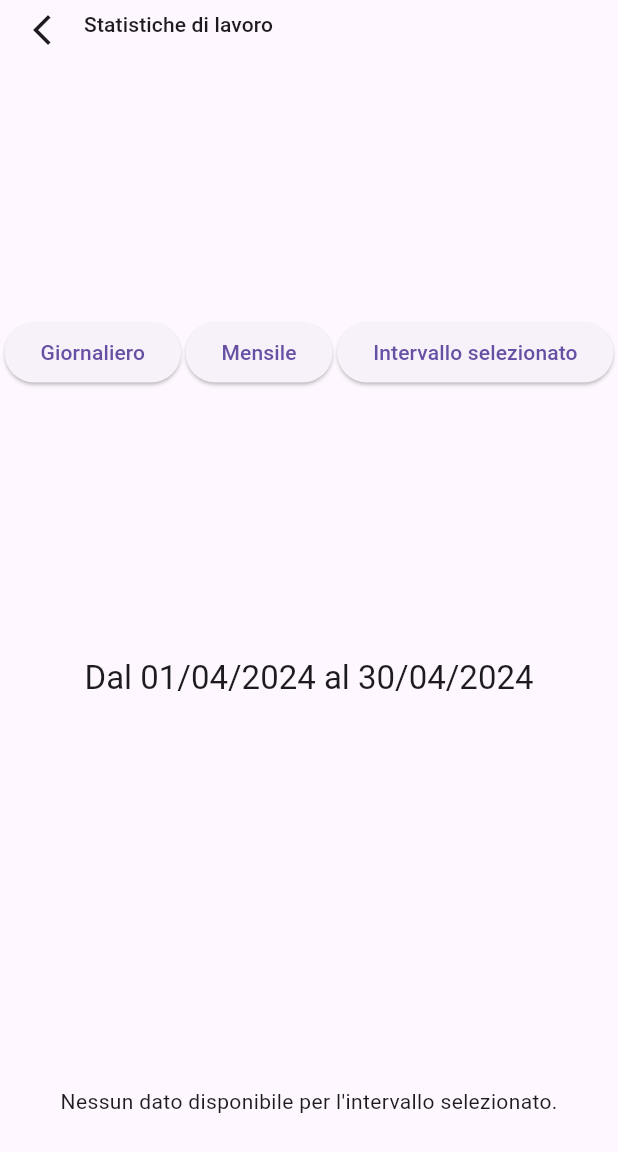
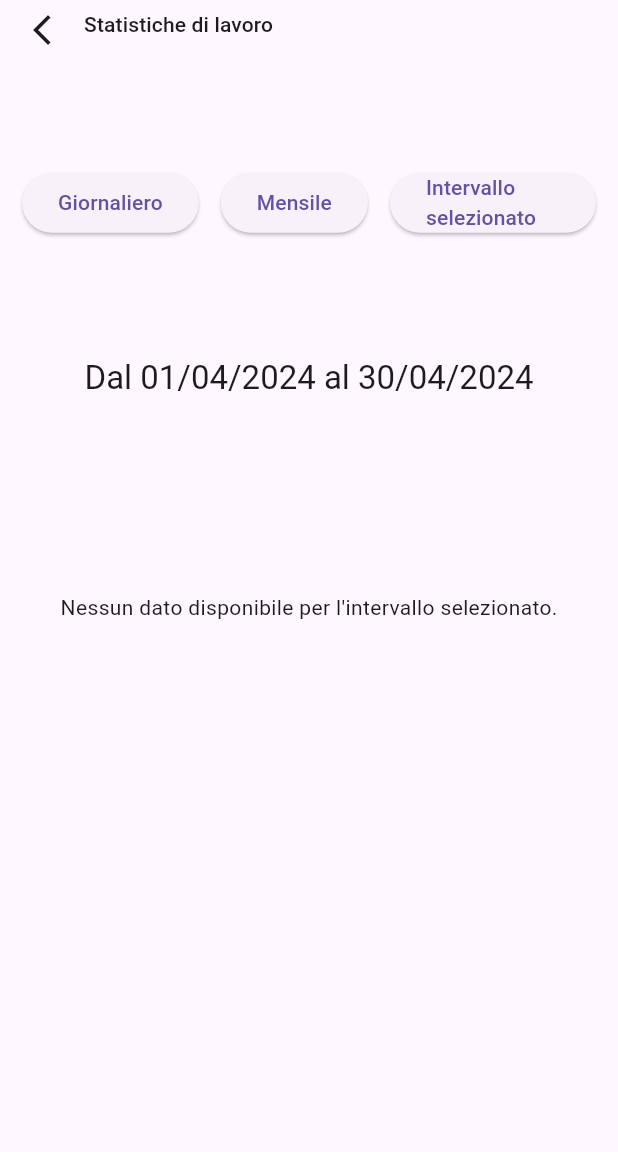
Before and after one commit to neo1777/timetrailblazer, a Flutter app: the WorkStatsScreen screen opened directly, after a tap on "Giornaliero", after a tap on "Mensile", after a tap on "Intervallo selezionato", on a phone screen of 412 x 824 dp. Shown: the top 1152 px of the screen. Run offline on Flutter 3.47's test engine with Material 3 defaults, Android fonts, the light colour scheme and no system bars; drawn by our look-alikes of auto_size_text; our stand-ins replace csv, equatable, file_picker, flutter_bloc, sqflite, sqflite_common_ffi; missing offline and left inert: pine; accounts and stored records are empty.

Commit message:
update final (hope)

```diff
--- a/lib/app.dart
+++ b/lib/app.dart
@@ -3,6 +3,7 @@ import 'package:timetrailblazer/config/constants_routes.dart';
 import 'package:timetrailblazer/presentation/screens/home_page_screen.dart';
 import 'package:timetrailblazer/presentation/screens/work_entries_screen.dart';
 import 'package:timetrailblazer/presentation/screens/work_stats_screen.dart';
+import 'package:timetrailblazer/presentation/widgets/widgets_screens/csv_import_export_widget.dart';
 
 /// La classe principale dell'applicazione che rappresenta il punto di ingresso dell'app.
 /// Estende la classe `StatelessWidget` di Flutter, che indica che questo widget non ha uno stato mutabile.
@@ -17,6 +18,8 @@ class App extends StatelessWidget {
   @override
   Widget build(BuildContext context) {
     return MaterialApp(
+      navigatorKey: CsvImportExportWidget.navigatorKey,
+
       title:
           'timetrailblazer', // Il titolo dell'applicazione, utilizzato per scopi di accessibilità e indicizzazione
       initialRoute: AppRoutes
--- a/lib/data/database_helper.dart
+++ b/lib/data/database_helper.dart
@@ -211,6 +211,24 @@ class DatabaseHelper {
     return null;
   }
 
+  /// Recupera tutte le voci di lavoro dal database.
+  ///
+  /// Esegue una query sulla tabella `_tableWorkEntries` per recuperare tutte le voci di lavoro.
+  /// Ordina le voci di lavoro in base al campo `_columnTimestamp` in ordine crescente.
+  /// Mappa i risultati della query in una lista di oggetti `WorkEntryDTO` utilizzando il metodo `fromMap`.
+  ///
+  /// Restituisce un `Future` che si completa con la lista di tutte le voci di lavoro presenti nel database.
+  Future<List<WorkEntryDTO>> getAllWorkEntries() async {
+    final db = await database;
+    final List<Map<String, dynamic>> maps = await db.query(
+      _tableWorkEntries,
+      orderBy: '$_columnTimestamp ASC',
+    );
+    return List.generate(maps.length, (i) {
+      return WorkEntryDTO.fromMap(maps[i]);
+    });
+  }
+
   /// Recupera le statistiche di lavoro giornaliere dal database.
   ///
   /// Esegue una query SQL per aggregare le voci di lavoro raggruppate per giorno
@@ -236,19 +254,15 @@ class DatabaseHelper {
       WHERE isEntry = 1
       GROUP BY DATE(timestamp / 1000, 'unixepoch')
     ''');
-      print('getDailyWorkStats query result: $maps');
       final List<WorkStatsDTO> dtos = maps.map((map) {
-        print('getDailyWorkStats map: $map');
         return WorkStatsDTO.fromMap({
           'date': map['date'],
           'workedSeconds': map['workedSeconds'] ?? 0,
           'overtimeSeconds': map['overtimeSeconds'] ?? 0,
         });
       }).toList();
-      print('getDailyWorkStats result: $dtos');
       return dtos;
     } catch (e) {
-      print('Errore in getDailyWorkStats: $e');
       return [];
     }
   }
@@ -279,9 +293,7 @@ class DatabaseHelper {
       WHERE isEntry = 1
       GROUP BY strftime('%Y', timestamp / 1000, 'unixepoch'), strftime('%m', timestamp / 1000, 'unixepoch')
     ''');
-      print('getMonthlyWorkStats query result: $maps');
       final List<WorkStatsDTO> dtos = maps.map((map) {
-        print('getMonthlyWorkStats map: $map');
         return WorkStatsDTO.fromMap({
           'year': int.tryParse(map['year'] ?? '') ?? 0,
           'month': int.tryParse(map['month'] ?? '') ?? 0,
@@ -289,10 +301,8 @@ class DatabaseHelper {
           'overtimeSeconds': map['overtimeSeconds'] ?? 0,
         });
       }).toList();
-      print('getMonthlyWorkStats result: $dtos');
       return dtos;
     } catch (e) {
-      print('Errore in getMonthlyWorkStats: $e');
       return [];
     }
   }
@@ -332,19 +342,15 @@ class DatabaseHelper {
         DateFormat('yyyy-MM-dd').format(startDate),
         DateFormat('yyyy-MM-dd').format(endDate),
       ]);
-      print('getSelectedRangeWorkStats query result: $maps');
       final List<WorkStatsDTO> dtos = maps.map((map) {
-        print('getSelectedRangeWorkStats map: $map');
         return WorkStatsDTO.fromMap({
           'date': map['date'],
           'workedSeconds': map['workedSeconds'] ?? 0,
           'overtimeSeconds': map['overtimeSeconds'] ?? 0,
         });
       }).toList();
-      print('getSelectedRangeWorkStats result: $dtos');
       return dtos;
     } catch (e) {
-      print('Errore in getSelectedRangeWorkStats: $e');
       return [];
     }
   }
--- a/lib/presentation/screens/work_stats_screen.dart
+++ b/lib/presentation/screens/work_stats_screen.dart
@@ -41,17 +41,33 @@ class WorkStatsScreen extends StatelessWidget {
                   mainAxisAlignment: MainAxisAlignment.start,
                   crossAxisAlignment: CrossAxisAlignment.center,
                   children: [
+                    Flexible(
+                      flex: 1,
+                      fit: FlexFit.tight,
+                      child: Container(
+                        color: Colors.transparent,
+                      ),
+                    ),
                     const CustomSpacer(flex: 1),
-                    Row(
+                    Flexible(
+                      flex: 5,
+                      child: Row(
                         mainAxisAlignment: MainAxisAlignment.spaceEvenly,
                         children: [
-                        WorkButton(
+                          Flexible(
+                            flex: 2,
+                            child: WorkButton(
                               label: 'Giornaliero',
                               onPressed: () {
-                            context.read<WorkStatsBloc>().add(ShowDailyStats());
+                                context
+                                    .read<WorkStatsBloc>()
+                                    .add(ShowDailyStats());
                               },
                             ),
-                        WorkButton(
+                          ),
+                          Flexible(
+                            flex: 2,
+                            child: WorkButton(
                               label: 'Mensile',
                               onPressed: () {
                                 context
@@ -59,7 +75,10 @@ class WorkStatsScreen extends StatelessWidget {
                                     .add(ShowMonthlyStats());
                               },
                             ),
-                        WorkButton(
+                          ),
+                          Flexible(
+                            flex: 2,
+                            child: WorkButton(
                               label: 'Intervallo selezionato',
                               onPressed: () {
                                 context
@@ -70,17 +89,23 @@ class WorkStatsScreen extends StatelessWidget {
                                     ));
                               },
                             ),
+                          ),
                         ],
                       ),
-                    const CustomSpacer(flex: 1),
+                    ),
+                    const CustomSpacer(flex: 2),
                     // Mostra il titolo con le date di inizio e fine per l'intervallo selezionato
                     if (state.selectedView == StatsView.selectedRange)
-                      Text(
+                      Flexible(
+                        flex: 5,
+                        child: Text(
                           'Dal ${DateFormat('dd/MM/yyyy').format(dateRangeModel.startDate)} al ${DateFormat('dd/MM/yyyy').format(dateRangeModel.endDate)}',
                           style: Theme.of(context).textTheme.titleLarge,
                         ),
+                      ),
                     const CustomSpacer(flex: 1),
-                    Expanded(
+                    Flexible(
+                      flex: 5,
                       child: state.selectedView == StatsView.daily
                           ? _buildDailyStatsList(dailyStats)
                           : state.selectedView == StatsView.monthly
```
Also changed, not shown: lib/presentation/screens/edit_work_entry_screen.dart (+10 -3 lines), lib/presentation/screens/work_entries_screen.dart (+9 -11 lines), lib/presentation/widgets/widgets_screens/csv_import_export_widget.dart (added, +29 -0 lines), lib/presentation/widgets/widgets_screens/day_range_calendar.dart (+12 -5 lines), lib/utils/csv_exporter.dart (added, +55 -0 lines), lib/utils/csv_importer.dart (added, +112 -0 lines). Lines whose indentation alone changed are shown as unchanged.
